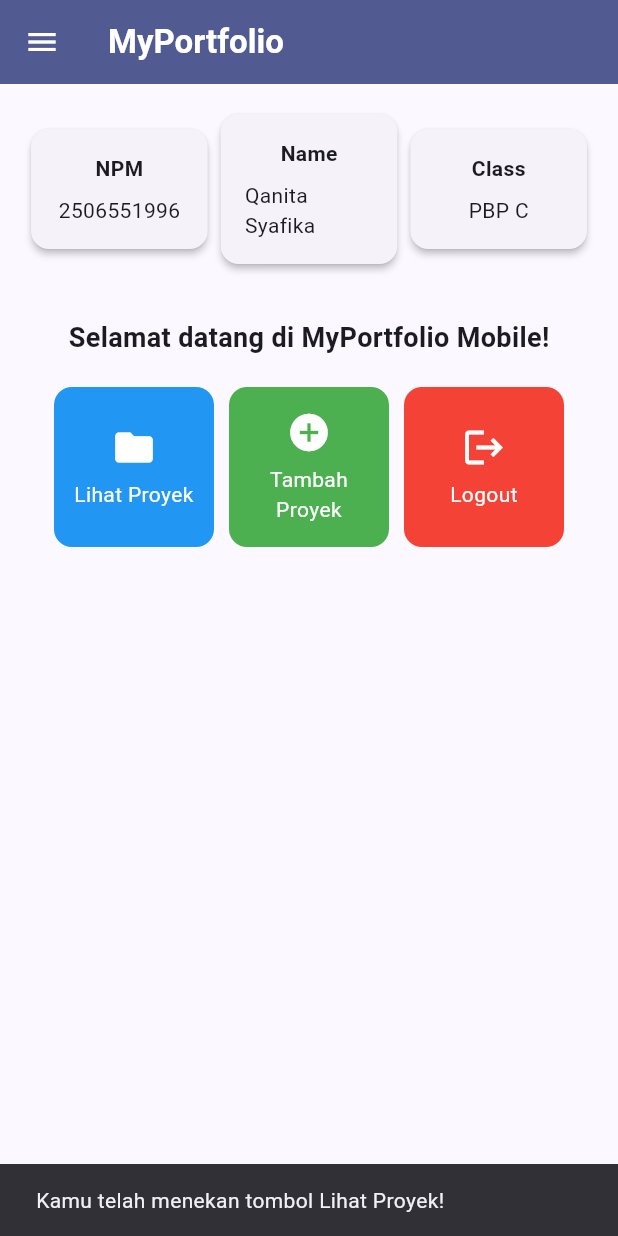
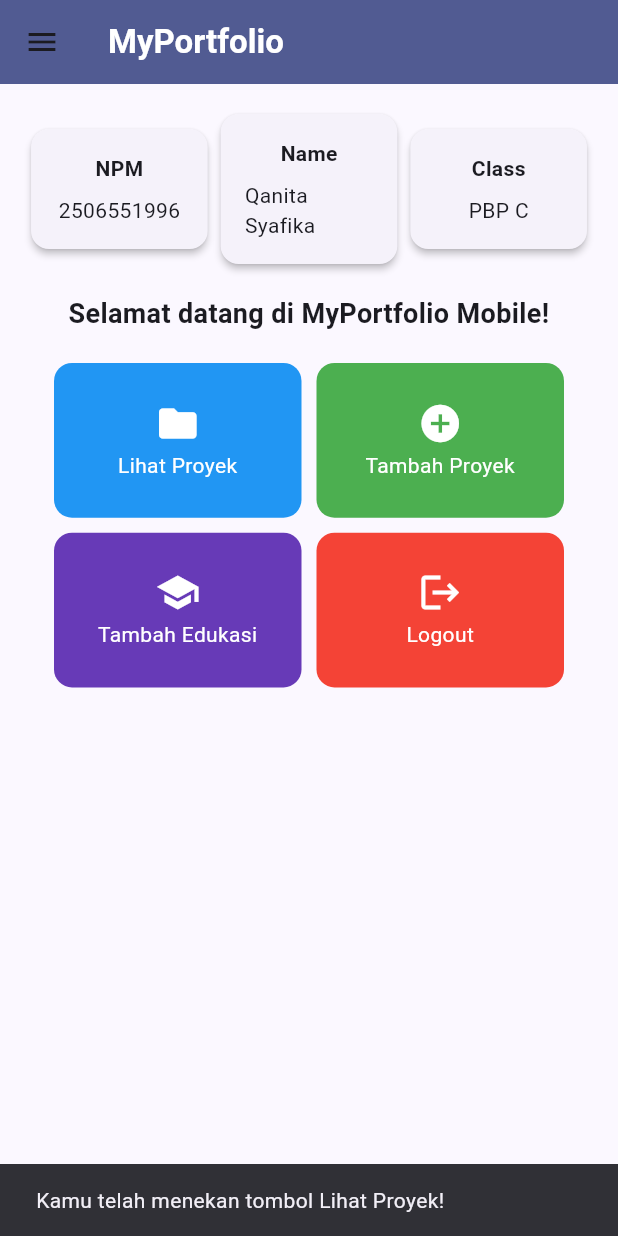
Before and after one commit to qanitasyafika/myportofolio_mobile, a Flutter app: the screen it shows after launch, after a tap on "Lihat Proyek", on a phone screen of 412 x 824 dp. Run offline on Flutter 3.47's test engine with Material 3 defaults, Android fonts, the phone set to English and light mode, and no system bars.

Commit message:
feat: complete Tugas 8 Flutter implementation

```diff
--- a/lib/main.dart
+++ b/lib/main.dart
@@ -1,6 +1,9 @@
 
-import 'package:material_ui/material_ui.dart';
+import 'package:flutter/material.dart';
+import 'package:myportofolio_mobile/routes.dart';
 import 'package:myportofolio_mobile/screens/menu.dart';
+import 'package:myportofolio_mobile/screens/project_form.dart';
+import 'package:myportofolio_mobile/screens/education_form.dart';
 
 void main() {
   runApp(const MyApp());
@@ -20,7 +23,12 @@ class MyApp extends StatelessWidget {
         ),
         useMaterial3: true,
       ),
-      home: MyHomePage(),
+      initialRoute: AppRoutes.home,
+      routes: {
+        AppRoutes.home: (context) => const MyHomePage(),
+        AppRoutes.project: (context) => const ProjectFormPage(),
+        AppRoutes.education: (context) => const EducationFormPage(),
+      },
     );
   }
 }
--- /dev/null
+++ b/lib/routes.dart
@@ -0,0 +1,6 @@
+
+class AppRoutes {
+  static const home = '/';
+  static const project = '/project';
+  static const education = '/education';
+}
--- a/lib/screens/menu.dart
+++ b/lib/screens/menu.dart
@@ -1,17 +1,19 @@
-import 'package:material_ui/material_ui.dart';
+
+import 'package:flutter/material.dart';
 import 'package:myportofolio_mobile/widgets/left_drawer.dart';
 import 'package:myportofolio_mobile/widgets/project_card.dart';
 
 class MyHomePage extends StatelessWidget {
-  MyHomePage({super.key});
+  const MyHomePage({super.key});
 
   final String npm = "2506551996";
   final String nama = "Qanita Syafika";
   final String kelas = "PBP C";
 
-  final List<ItemHomepage> items = [
+  final List<ItemHomepage> items = const [
     ItemHomepage("Lihat Proyek", Icons.folder, Colors.blue),
     ItemHomepage("Tambah Proyek", Icons.add_circle, Colors.green),
+    ItemHomepage("Tambah Edukasi", Icons.school, Colors.deepPurple),
     ItemHomepage("Logout", Icons.logout, Colors.red),
   ];
 
@@ -21,13 +23,16 @@ class MyHomePage extends StatelessWidget {
       appBar: AppBar(
         title: const Text(
           'MyPortfolio',
-          style: TextStyle(color: Colors.white, fontWeight: FontWeight.bold),
+          style: TextStyle(
+            color: Colors.white,
+            fontWeight: FontWeight.bold,
+          ),
         ),
         backgroundColor: Theme.of(context).colorScheme.primary,
-        iconTheme: const IconThemeData(color: Colors.white),
       ),
       drawer: const LeftDrawer(),
-      body: Padding(
+      body: SingleChildScrollView(
+        child: Padding(
           padding: const EdgeInsets.all(16.0),
           child: Column(
             crossAxisAlignment: CrossAxisAlignment.center,
@@ -41,42 +46,44 @@ class MyHomePage extends StatelessWidget {
                 ],
               ),
               const SizedBox(height: 16.0),
-            const Padding(
-              padding: EdgeInsets.only(top: 16.0),
-              child: Text(
+              const Text(
                 'Selamat datang di MyPortfolio Mobile!',
-                style: TextStyle(fontWeight: FontWeight.bold, fontSize: 18.0),
+                textAlign: TextAlign.center,
+                style: TextStyle(
+                  fontWeight: FontWeight.bold,
+                  fontSize: 18.0,
                 ),
               ),
               GridView.count(
                 primary: false,
+                crossAxisCount: 2,
                 padding: const EdgeInsets.all(20),
                 crossAxisSpacing: 10,
                 mainAxisSpacing: 10,
-              crossAxisCount: 3,
                 shrinkWrap: true,
-              children: items.map((item) => ItemCard(item)).toList(),
+                physics: const NeverScrollableScrollPhysics(),
+                childAspectRatio: 1.6,
+                children: items.map((item) {
+                  return ItemCard(item);
+                }).toList(),
               ),
             ],
+          ),
         ),
       ),
     );
   }
 }
 
-class ItemHomepage {
-  final String name;
-  final IconData icon;
-  final Color color;
-
-  ItemHomepage(this.name, this.icon, this.color);
-}
-
 class InfoCard extends StatelessWidget {
   final String title;
   final String content;
 
-  const InfoCard({super.key, required this.title, required this.content});
+  const InfoCard({
+    super.key,
+    required this.title,
+    required this.content,
+  });
 
   @override
   Widget build(BuildContext context) {
@@ -87,7 +94,10 @@ class InfoCard extends StatelessWidget {
         padding: const EdgeInsets.all(16.0),
         child: Column(
           children: [
-            Text(title, style: const TextStyle(fontWeight: FontWeight.bold)),
+            Text(
+              title,
+              style: const TextStyle(fontWeight: FontWeight.bold),
+            ),
             const SizedBox(height: 8.0),
             Text(content),
           ],
--- a/lib/screens/project_form.dart
+++ b/lib/screens/project_form.dart
@@ -1,4 +1,4 @@
-import 'package:material_ui/material_ui.dart';
+import 'package:flutter/material.dart';
 import 'package:myportofolio_mobile/widgets/left_drawer.dart';
 
 class ProjectFormPage extends StatefulWidget {
--- a/lib/widgets/left_drawer.dart
+++ b/lib/widgets/left_drawer.dart
@@ -1,6 +1,6 @@
-import 'package:material_ui/material_ui.dart';
-import 'package:myportofolio_mobile/screens/menu.dart';
-import 'package:myportofolio_mobile/screens/project_form.dart';
+
+import 'package:flutter/material.dart';
+import 'package:myportofolio_mobile/routes.dart';
 
 class LeftDrawer extends StatelessWidget {
   const LeftDrawer({super.key});
@@ -9,35 +9,50 @@ class LeftDrawer extends StatelessWidget {
   Widget build(BuildContext context) {
     return Drawer(
       child: ListView(
+        padding: EdgeInsets.zero,
         children: [
           const DrawerHeader(
-            decoration: BoxDecoration(color: Colors.indigo),
+            padding: EdgeInsets.fromLTRB(16, 8, 16, 8),
+            decoration: BoxDecoration(
+              color: Colors.indigo,
+            ),
+            child: Align(
+              alignment: Alignment.centerLeft,
               child: Column(
+                mainAxisSize: MainAxisSize.min,
                 crossAxisAlignment: CrossAxisAlignment.start,
                 children: [
                   Text(
                     'My Portfolio',
+                    maxLines: 1,
+                    overflow: TextOverflow.ellipsis,
                     style: TextStyle(
-                    fontSize: 30,
+                      fontSize: 24,
                       fontWeight: FontWeight.bold,
                       color: Colors.white,
                     ),
                   ),
-                SizedBox(height: 10),
+                  SizedBox(height: 4),
                   Text(
                     'Explore personal projects and experiences!',
-                  style: TextStyle(fontSize: 15, color: Colors.white),
+                    maxLines: 2,
+                    overflow: TextOverflow.ellipsis,
+                    style: TextStyle(
+                      fontSize: 12,
+                      color: Colors.white,
+                    ),
                   ),
                 ],
+              ),
             ),
           ),
           ListTile(
             leading: const Icon(Icons.home_outlined),
             title: const Text('Home'),
             onTap: () {
-              Navigator.pushReplacement(
+              Navigator.pushReplacementNamed(
                 context,
-                MaterialPageRoute(builder: (context) => MyHomePage()),
+                AppRoutes.home,
               );
             },
           ),
@@ -45,11 +60,19 @@ class LeftDrawer extends StatelessWidget {
             leading: const Icon(Icons.add_circle_outline),
             title: const Text('Add Project'),
             onTap: () {
-              Navigator.push(
+              Navigator.pushNamed(
                 context,
-                MaterialPageRoute(
-                  builder: (context) => const ProjectFormPage(),
+                AppRoutes.project,
+              );
+            },
           ),
+          ListTile(
+            leading: const Icon(Icons.school_outlined),
+            title: const Text('Tambah Edukasi'),
+            onTap: () {
+              Navigator.pushNamed(
+                context,
+                AppRoutes.education,
               );
             },
           ),
--- a/lib/widgets/project_card.dart
+++ b/lib/widgets/project_card.dart
@@ -1,6 +1,15 @@
-import 'package:material_ui/material_ui.dart';
-import 'package:myportofolio_mobile/screens/menu.dart';
+
+import 'package:flutter/material.dart';
 import 'package:myportofolio_mobile/screens/project_form.dart';
+import 'package:myportofolio_mobile/screens/education_form.dart';
+
+class ItemHomepage {
+  final String name;
+  final IconData icon;
+  final Color color;
+
+  const ItemHomepage(this.name, this.icon, this.color);
+}
 
 class ItemCard extends StatelessWidget {
   final ItemHomepage item;
@@ -13,19 +22,31 @@ class ItemCard extends StatelessWidget {
       color: item.color,
       borderRadius: BorderRadius.circular(12),
       child: InkWell(
+        borderRadius: BorderRadius.circular(12),
         onTap: () {
           ScaffoldMessenger.of(context)
             ..hideCurrentSnackBar()
             ..showSnackBar(
               SnackBar(
-                content: Text("Kamu telah menekan tombol ${item.name}!"),
+                content: Text(
+                  "Kamu telah menekan tombol ${item.name}!",
+                ),
               ),
             );
 
           if (item.name == "Tambah Proyek") {
             Navigator.push(
               context,
-              MaterialPageRoute(builder: (context) => const ProjectFormPage()),
+              MaterialPageRoute(
+                builder: (context) => const ProjectFormPage(),
+              ),
+            );
+          } else if (item.name == "Tambah Edukasi") {
+            Navigator.push(
+              context,
+              MaterialPageRoute(
+                builder: (context) => const EducationFormPage(),
+              ),
             );
           }
         },
@@ -36,7 +57,7 @@ class ItemCard extends StatelessWidget {
               mainAxisAlignment: MainAxisAlignment.center,
               children: [
                 Icon(item.icon, color: Colors.white, size: 30),
-                const Padding(padding: EdgeInsets.all(3)),
+                const SizedBox(height: 3),
                 Text(
                   item.name,
                   textAlign: TextAlign.center,
```
Also changed, not shown: lib/screens/education_form.dart (added, +265 -0 lines), 2 other files. Lines whose indentation alone changed are shown as unchanged.
